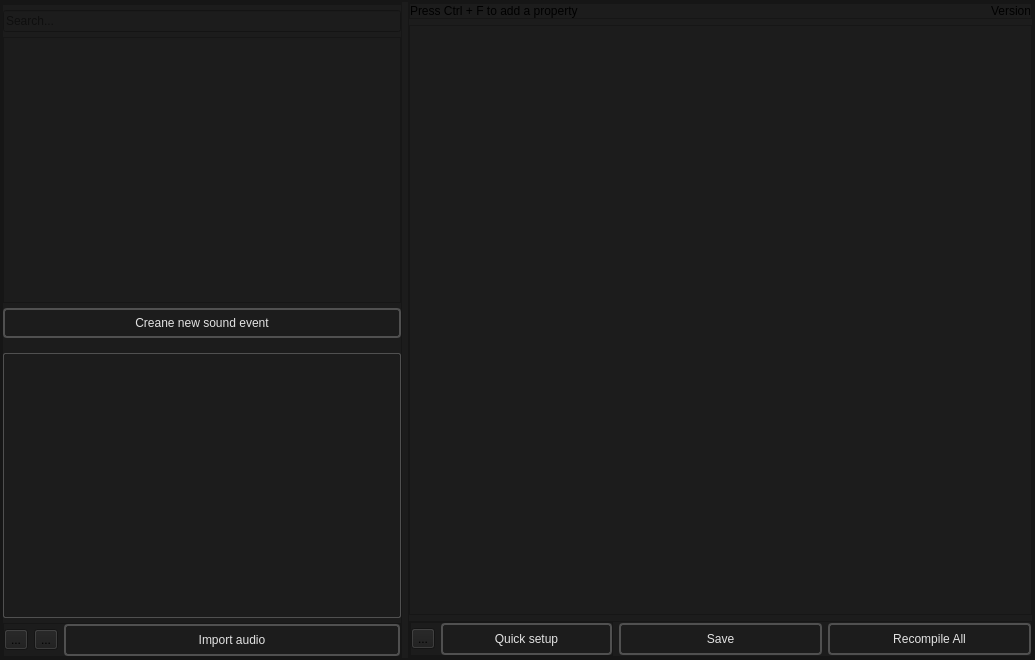
This is soudevent_editor/soundevenet_editor_mainwindow.ui in dertwist/Hammer5Tools as Qt 5 draws it before an edit. The edited form follows.
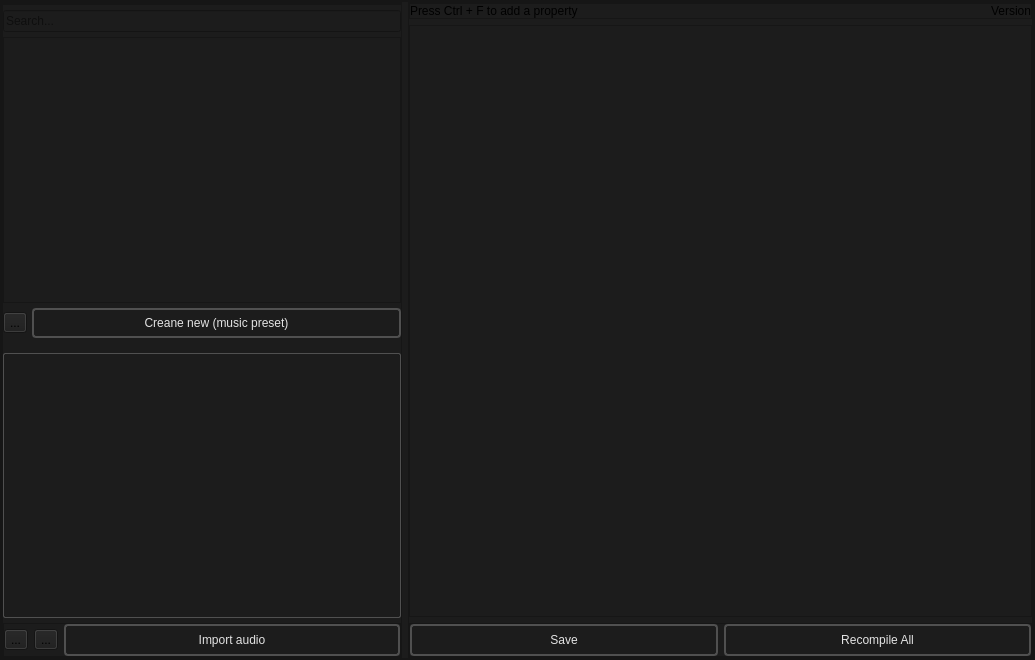
This is the edited form. Icons and pictures are not drawn.

What changed in the file:
```diff
--- a/soudevent_editor/soundevenet_editor_mainwindow.ui
+++ b/soudevent_editor/soundevenet_editor_mainwindow.ui
@@ -143,6 +143,28 @@
               <widget class="QListWidget" name="soundevents_list"/>
              </item>
              <item>
+              <layout class="QHBoxLayout" name="horizontalLayout_8">
+               <item>
+                <widget class="QToolButton" name="create_new_soundevent_options_button">
+                 <property name="toolTip">
+                  <string>&lt;html&gt;&lt;head/&gt;&lt;body&gt;&lt;p&gt;Quick setup options (todo)&lt;/p&gt;&lt;/body&gt;&lt;/html&gt;</string>
+                 </property>
+                 <property name="text">
+                  <string>...</string>
+                 </property>
+                 <property name="icon">
+                  <iconset resource="../resources.qrc">
+                   <normaloff>:/icons/settings_16dp_9D9D9D_FILL0_wght400_GRAD0_opsz20.svg</normaloff>:/icons/settings_16dp_9D9D9D_FILL0_wght400_GRAD0_opsz20.svg</iconset>
+                 </property>
+                 <property name="iconSize">
+                  <size>
+                   <width>20</width>
+                   <height>20</height>
+                  </size>
+                 </property>
+                </widget>
+               </item>
+               <item>
               <widget class="QPushButton" name="create_new_soundevent">
                <property name="toolTip">
                 <string>&lt;html&gt;&lt;head/&gt;&lt;body&gt;&lt;p&gt;Create new soundevent&lt;/p&gt;&lt;/body&gt;&lt;/html&gt;</string>
@@ -180,7 +202,7 @@
     }</string>
                </property>
                <property name="text">
-                <string>Creane new sound event</string>
+                  <string>Creane new (music preset)</string>
                </property>
                <property name="icon">
                 <iconset resource="../resources.qrc">
@@ -194,6 +216,8 @@
                </property>
               </widget>
              </item>
+              </layout>
+             </item>
              <item>
               <spacer name="verticalSpacer_2">
                <property name="orientation">
@@ -547,108 +571,6 @@
                 <property name="bottomMargin">
                  <number>0</number>
                 </property>
-                <item>
-                 <widget class="QFrame" name="frame_4">
-                  <property name="frameShape">
-                   <enum>QFrame::StyledPanel</enum>
-                  </property>
-                  <property name="frameShadow">
-                   <enum>QFrame::Raised</enum>
-                  </property>
-                  <layout class="QHBoxLayout" name="horizontalLayout_4">
-                   <property name="leftMargin">
-                    <number>0</number>
-                   </property>
-                   <property name="topMargin">
-                    <number>0</number>
-                   </property>
-                   <property name="rightMargin">
-                    <number>0</number>
-                   </property>
-                   <property name="bottomMargin">
-                    <number>0</number>
-                   </property>
-                   <item>
-                    <widget class="QToolButton" name="quick_setup_options_button">
-                     <property name="toolTip">
-                      <string>&lt;html&gt;&lt;head/&gt;&lt;body&gt;&lt;p&gt;Quick setup options (todo)&lt;/p&gt;&lt;/body&gt;&lt;/html&gt;</string>
-                     </property>
-                     <property name="text">
-                      <string>...</string>
-                     </property>
-                     <property name="icon">
-                      <iconset resource="../resources.qrc">
-                       <normaloff>:/icons/settings_16dp_9D9D9D_FILL0_wght400_GRAD0_opsz20.svg</normaloff>:/icons/settings_16dp_9D9D9D_FILL0_wght400_GRAD0_opsz20.svg</iconset>
-                     </property>
-                     <property name="iconSize">
-                      <size>
-                       <width>20</width>
-                       <height>20</height>
-                      </size>
-                     </property>
-                    </widget>
-                   </item>
-                   <item>
-                    <widget class="QPushButton" name="quick_setup_button">
-                     <property name="minimumSize">
-                      <size>
-                       <width>0</width>
-                       <height>32</height>
-                      </size>
-                     </property>
-                     <property name="toolTip">
-                      <string>&lt;html&gt;&lt;head/&gt;&lt;body&gt;&lt;p&gt;Quick setup (todo)&lt;/p&gt;&lt;p&gt;Create a new soundevent with templates&lt;/p&gt;&lt;/body&gt;&lt;/html&gt;</string>
-                     </property>
-                     <property name="styleSheet">
-                      <string notr="true">
-    /* QPushButton default and hover styles */
-    QPushButton {
-
-        font: 600 10pt &quot;Segoe UI&quot;;
-	
-
-        border: 2px solid black;
-        border-radius: 4px;
-        border-color: rgba(80, 80, 80, 255);
-        height:22px;
-        padding-top: 2px;
-        padding-bottom:2px;
-        padding-left: 4px;
-        padding-right: 4px;
-        color: #E3E3E3;
-        background-color: #1C1C1C;
-    }
-    QPushButton:hover {
-        background-color: #414956;
-        color: white;
-    }
-    QPushButton:pressed {
-        background-color: red;
-        background-color: #1C1C1C;
-        margin: 1 px;
-        margin-left: 2px;
-        margin-right: 2px;
-
-    }</string>
-                     </property>
-                     <property name="text">
-                      <string>Quick setup</string>
-                     </property>
-                     <property name="icon">
-                      <iconset resource="../resources.qrc">
-                       <normaloff>:/icons/acute_24dp_9D9D9D_FILL0_wght400_GRAD0_opsz24.svg</normaloff>:/icons/acute_24dp_9D9D9D_FILL0_wght400_GRAD0_opsz24.svg</iconset>
-                     </property>
-                     <property name="iconSize">
-                      <size>
-                       <width>20</width>
-                       <height>20</height>
-                      </size>
-                     </property>
-                    </widget>
-                   </item>
-                  </layout>
-                 </widget>
-                </item>
                 <item>
                  <widget class="QPushButton" name="save_button">
                   <property name="minimumSize">
```
Left out of the diff: 4 changed lines with no effect on the pictures. Lines whose indentation alone changed are shown as unchanged.
